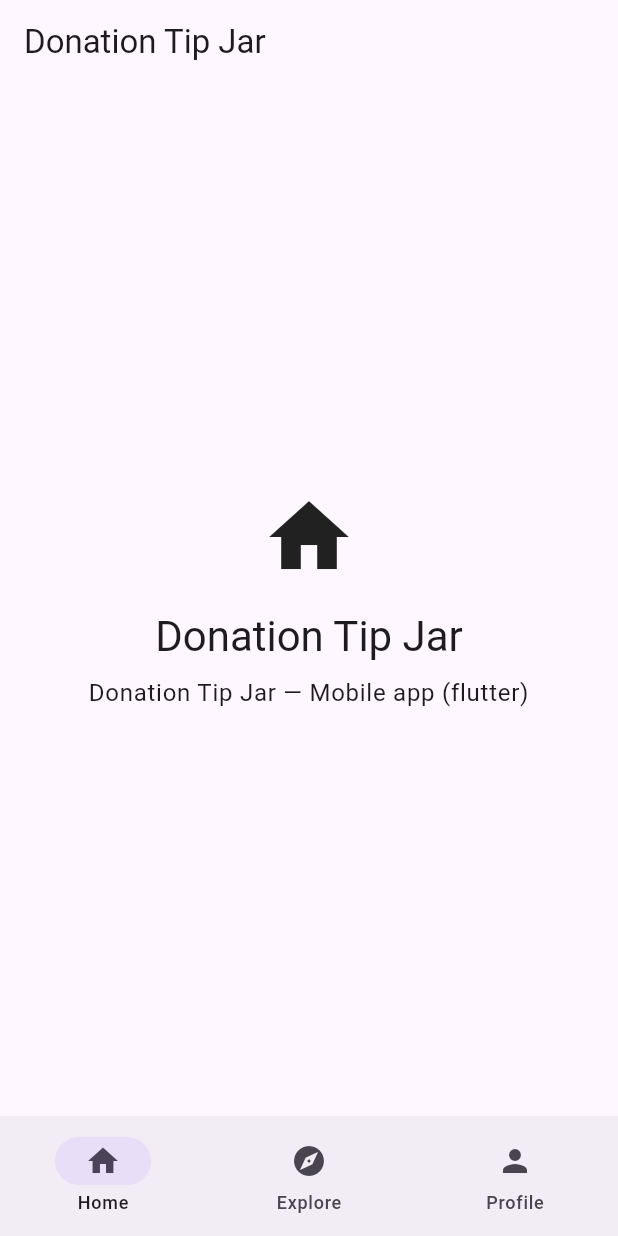
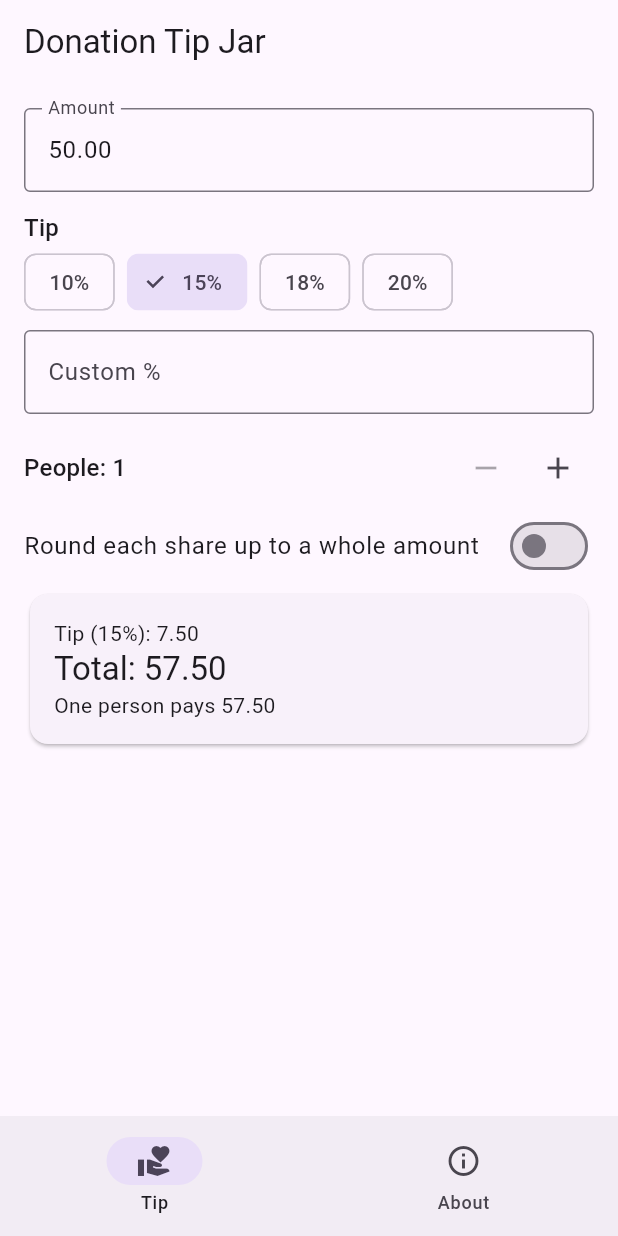
Before and after one commit to bookchaowalit-mobile/bookchaowalit-donation-tip-jar-mobile, a Flutter app: the screen it shows after launch, on a phone screen of 412 x 824 dp. Run offline on Flutter 3.47's test engine with Material 3 defaults, Android fonts, the phone set to English and light mode, and no system bars.

Commit message:
feat: implement tip calculator with split and round-up in integer cents
- Replace the Expo/npm workflow (every step ended in || true) with
  Flutter CI: dart format check, flutter analyze, flutter test.
- Add pure-Dart logic in lib/logic/ with unit tests plus widget tests.
- Replace placeholder Explore/Profile tabs with an About screen.
- Drop unused go_router/flutter_riverpod; regenerate a real pubspec.lock.
- Add docs/UPGRADE-PLAN.md and align README with the code.

Co-Authored-By: Claude Opus 5.5 <noreply@anthropic.com>
Claude-Session: https://claude.ai/code/session_01CtBSFr6s9abQ3XVZsU8QQK

```diff
--- a/analysis_options.yaml
+++ b/analysis_options.yaml
@@ -1 +1,5 @@
+analyzer:
+  exclude:
+    - build/**
+    - android/**
 include: package:flutter_lints/flutter.yaml
--- /dev/null
+++ b/lib/logic/tip_math.dart
@@ -0,0 +1,75 @@
+/// Tip and split maths in integer cents.
+library;
+
+const tipPresets = [10, 15, 18, 20];
+
+/// Parses a money amount like `12`, `12.5`, `1,234.56` into cents.
+/// Returns null for negatives, more than two decimals or garbage.
+int? parseAmountCents(String input) {
+  final s = input.trim().replaceAll(',', '');
+  final m = RegExp(r'^(\d{1,9})(?:\.(\d{0,2}))?$').firstMatch(s);
+  if (m == null) return null;
+  final whole = int.parse(m.group(1)!);
+  final frac = (m.group(2) ?? '').padRight(2, '0');
+  return whole * 100 + int.parse(frac);
+}
+
+String formatCents(int cents) =>
+    '${cents ~/ 100}.${(cents % 100).toString().padLeft(2, '0')}';
+
+class TipBreakdown {
+  const TipBreakdown({
+    required this.billCents,
+    required this.tipCents,
+    required this.totalCents,
+    required this.shares,
+  });
+
+  final int billCents;
+  final int tipCents;
+  final int totalCents;
+
+  /// One entry per person; they always sum to at least [totalCents].
+  final List<int> shares;
+
+  int get collectedCents => shares.fold(0, (a, b) => a + b);
+  int get extraFromRoundingCents => collectedCents - totalCents;
+}
+
+/// Computes tip (half-up to the cent) and splits between [people].
+///
+/// Without rounding the split is exact: the first `remainder` people pay one
+/// extra cent. With [roundUpTo] (in cents, e.g. 100 for whole units) every
+/// share is rounded up to that multiple so nobody deals with coins.
+TipBreakdown computeTip({
+  required int billCents,
+  required int tipPercent,
+  int people = 1,
+  int? roundUpTo,
+}) {
+  if (billCents < 0) throw ArgumentError.value(billCents, 'billCents');
+  if (tipPercent < 0 || tipPercent > 100) {
+    throw ArgumentError.value(tipPercent, 'tipPercent', 'must be 0-100');
+  }
+  if (people < 1) throw ArgumentError.value(people, 'people', 'must be >= 1');
+  if (roundUpTo != null && roundUpTo < 1) {
+    throw ArgumentError.value(roundUpTo, 'roundUpTo');
+  }
+  final tip = (billCents * tipPercent + 50) ~/ 100;
+  final total = billCents + tip;
+  final base = total ~/ people;
+  final remainder = total % people;
+  var shares =
+      List<int>.generate(people, (i) => base + (i < remainder ? 1 : 0));
+  if (roundUpTo != null) {
+    final perPerson = shares.first;
+    final rounded = (perPerson + roundUpTo - 1) ~/ roundUpTo * roundUpTo;
+    shares = List<int>.filled(people, rounded);
+  }
+  return TipBreakdown(
+    billCents: billCents,
+    tipCents: tip,
+    totalCents: total,
+    shares: shares,
+  );
+}
--- a/lib/main.dart
+++ b/lib/main.dart
@@ -1,7 +1,7 @@
 import 'package:flutter/material.dart';
+
+import 'screens/about_screen.dart';
 import 'screens/home_screen.dart';
-import 'screens/explore_screen.dart';
-import 'screens/profile_screen.dart';
 
 void main() {
   runApp(const DonationTipJarApp());
@@ -14,6 +14,7 @@ class DonationTipJarApp extends StatelessWidget {
   Widget build(BuildContext context) {
     return MaterialApp(
       title: 'Donation Tip Jar',
+      debugShowCheckedModeBanner: false,
       theme: ThemeData(
         colorSchemeSeed: Colors.deepPurple,
         useMaterial3: true,
@@ -31,25 +32,28 @@ class DonationTipJarApp extends StatelessWidget {
 
 class MainShell extends StatefulWidget {
   const MainShell({super.key});
+
   @override
   State<MainShell> createState() => _MainShellState();
 }
 
 class _MainShellState extends State<MainShell> {
   int _index = 0;
-  final _pages = const [HomeScreen(), ExploreScreen(), ProfileScreen()];
 
   @override
   Widget build(BuildContext context) {
     return Scaffold(
-      body: _pages[_index],
+      body: IndexedStack(
+        index: _index,
+        children: const [HomeScreen(), AboutScreen()],
+      ),
       bottomNavigationBar: NavigationBar(
         selectedIndex: _index,
         onDestinationSelected: (i) => setState(() => _index = i),
         destinations: const [
-          NavigationDestination(icon: Icon(Icons.home), label: 'Home'),
-          NavigationDestination(icon: Icon(Icons.explore), label: 'Explore'),
-          NavigationDestination(icon: Icon(Icons.person), label: 'Profile'),
+          NavigationDestination(
+              icon: Icon(Icons.volunteer_activism), label: 'Tip'),
+          NavigationDestination(icon: Icon(Icons.info_outline), label: 'About'),
         ],
       ),
     );
--- a/lib/screens/explore_screen.dart
+++ /dev/null
@@ -1,13 +0,0 @@
-import 'package:flutter/material.dart';
-
-class ExploreScreen extends StatelessWidget {
-  const ExploreScreen({super.key});
-
-  @override
-  Widget build(BuildContext context) {
-    return Scaffold(
-      appBar: AppBar(title: const Text('Explore')),
-      body: const Center(child: Text('Explore Donation Tip Jar features')),
-    );
-  }
-}
--- a/lib/screens/home_screen.dart
+++ b/lib/screens/home_screen.dart
@@ -1,25 +1,142 @@
 import 'package:flutter/material.dart';
 
-class HomeScreen extends StatelessWidget {
+import '../logic/tip_math.dart';
+
+class HomeScreen extends StatefulWidget {
   const HomeScreen({super.key});
 
   @override
+  State<HomeScreen> createState() => _HomeScreenState();
+}
+
+class _HomeScreenState extends State<HomeScreen> {
+  final _bill = TextEditingController(text: '50.00');
+  final _custom = TextEditingController();
+  int _percent = 15;
+  int _people = 1;
+  bool _roundUp = false;
+
+  @override
+  void dispose() {
+    _bill.dispose();
+    _custom.dispose();
+    super.dispose();
+  }
+
+  @override
   Widget build(BuildContext context) {
+    final textTheme = Theme.of(context).textTheme;
+    final bill = parseAmountCents(_bill.text);
+    final customPct = int.tryParse(_custom.text.trim());
+    final customInvalid = _custom.text.trim().isNotEmpty &&
+        (customPct == null || customPct < 0 || customPct > 100);
+    final pct =
+        _custom.text.trim().isEmpty || customInvalid ? _percent : customPct!;
+    final result = bill == null
+        ? null
+        : computeTip(
+            billCents: bill,
+            tipPercent: pct,
+            people: _people,
+            roundUpTo: _roundUp ? 100 : null,
+          );
     return Scaffold(
       appBar: AppBar(title: const Text('Donation Tip Jar')),
-      body: Center(
-        child: Column(
-          mainAxisAlignment: MainAxisAlignment.center,
-          children: [
-            const Icon(Icons.home, size: 64),
-            const SizedBox(height: 16),
-            Text('Donation Tip Jar', style: Theme.of(context).textTheme.headlineMedium),
-            const SizedBox(height: 8),
-            Text('Donation Tip Jar — Mobile app (flutter)',
-                style: Theme.of(context).textTheme.bodyLarge,
-                textAlign: TextAlign.center),
-          ],
-        ),
+      body: ListView(
+        padding: const EdgeInsets.all(16),
+        children: [
+          TextField(
+            key: const Key('bill-input'),
+            controller: _bill,
+            keyboardType: const TextInputType.numberWithOptions(decimal: true),
+            decoration: InputDecoration(
+              labelText: 'Amount',
+              border: const OutlineInputBorder(),
+              errorText: bill == null ? 'Enter an amount like 42.50' : null,
+            ),
+            onChanged: (_) => setState(() {}),
+          ),
+          const SizedBox(height: 12),
+          Text('Tip', style: textTheme.titleMedium),
+          Wrap(
+            spacing: 8,
+            children: [
+              for (final p in tipPresets)
+                ChoiceChip(
+                  label: Text('$p%'),
+                  selected: _custom.text.trim().isEmpty && _percent == p,
+                  onSelected: (_) => setState(() {
+                    _percent = p;
+                    _custom.clear();
+                  }),
+                ),
+            ],
+          ),
+          const SizedBox(height: 8),
+          TextField(
+            key: const Key('custom-input'),
+            controller: _custom,
+            keyboardType: TextInputType.number,
+            decoration: InputDecoration(
+              labelText: 'Custom %',
+              border: const OutlineInputBorder(),
+              errorText: customInvalid ? 'Use 0 to 100' : null,
+            ),
+            onChanged: (_) => setState(() {}),
+          ),
+          const SizedBox(height: 12),
+          Row(
+            children: [
+              Text('People: $_people', style: textTheme.titleMedium),
+              const Spacer(),
+              IconButton(
+                tooltip: 'Fewer people',
+                icon: const Icon(Icons.remove),
+                onPressed: _people > 1 ? () => setState(() => _people--) : null,
+              ),
+              IconButton(
+                tooltip: 'More people',
+                icon: const Icon(Icons.add),
+                onPressed:
+                    _people < 50 ? () => setState(() => _people++) : null,
+              ),
+            ],
+          ),
+          SwitchListTile(
+            contentPadding: EdgeInsets.zero,
+            title: const Text('Round each share up to a whole amount'),
+            value: _roundUp,
+            onChanged: (v) => setState(() => _roundUp = v),
+          ),
+          if (result != null)
+            Card(
+              child: Padding(
+                padding: const EdgeInsets.all(16),
+                child: Column(
+                  crossAxisAlignment: CrossAxisAlignment.start,
+                  children: [
+                    Text('Tip ($pct%): ${formatCents(result.tipCents)}'),
+                    Text(
+                      'Total: ${formatCents(result.totalCents)}',
+                      key: const Key('total'),
+                      style: textTheme.titleLarge,
+                    ),
+                    Text(
+                      _people == 1
+                          ? 'One person pays ${formatCents(result.shares.first)}'
+                          : 'Each pays ${formatCents(result.shares.first)}'
+                              '${result.shares.toSet().length > 1 ? ' (some pay ${formatCents(result.shares.last)})' : ''}',
+                      key: const Key('share'),
+                    ),
+                    if (result.extraFromRoundingCents > 0)
+                      Text(
+                        'Rounding adds ${formatCents(result.extraFromRoundingCents)} extra',
+                      ),
+                  ],
+                ),
+              ),
+            ),
+        ],
       ),
     );
   }
--- a/pubspec.yaml
+++ b/pubspec.yaml
@@ -1,5 +1,5 @@
 name: donation_tip_jar
-description: "Donation Tip Jar — Mobile app (flutter)"
+description: "Work out a tip or donation, split it between people and round it sensibly."
 publish_to: "none"
 version: 1.0.0+1
 
@@ -10,8 +10,6 @@ dependencies:
   flutter:
     sdk: flutter
   cupertino_icons: ^1.0.8
-  go_router: ^14.2.0
-  flutter_riverpod: ^2.5.1
 
 dev_dependencies:
   flutter_test:
```
Also changed, not shown: lib/screens/about_screen.dart (added, +60 -0 lines), lib/screens/profile_screen.dart (deleted, +0 -24 lines), pubspec.lock, 5 other files.
